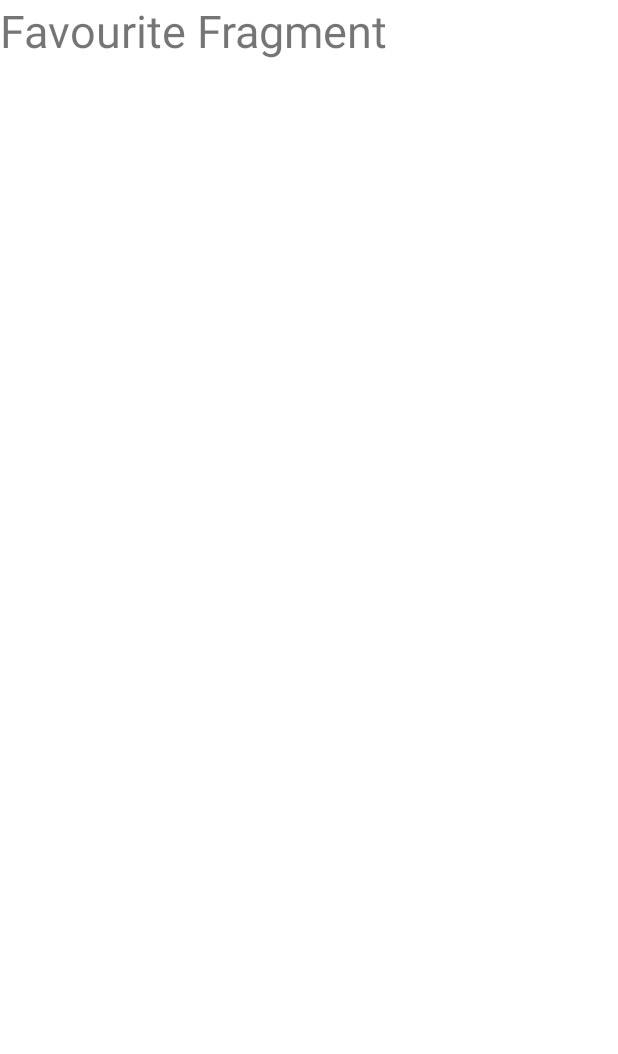
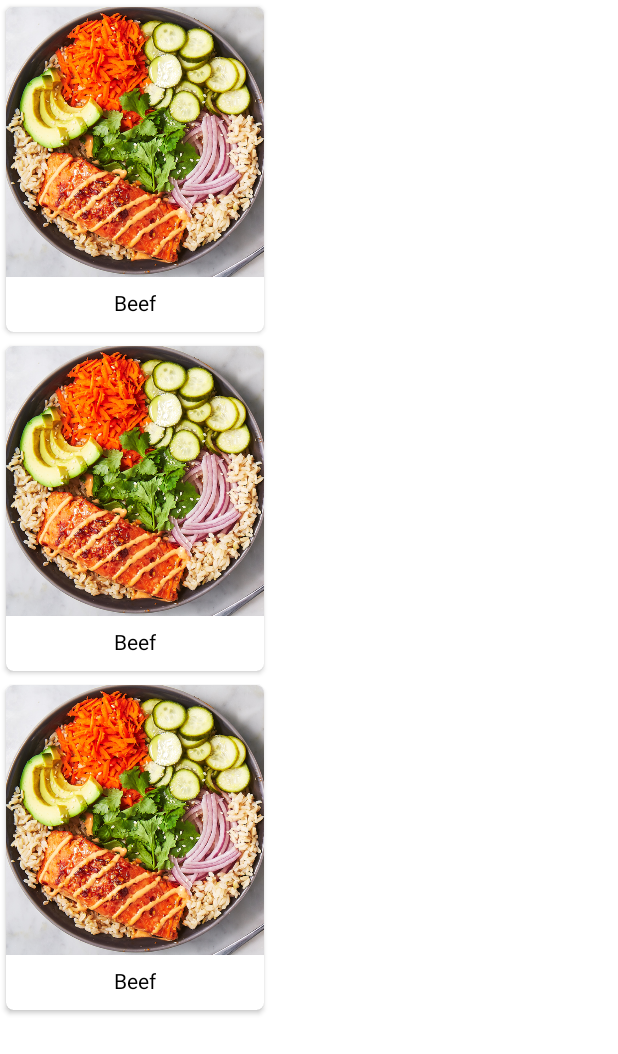
Before and after one commit to vswebspace871/MVVMRetrofitCoroutineFoodApp, an Android app: the layout fragment_favourite.xml on its own in the app's theme, with its tools: preview values and no code run, on a phone screen of 412 x 824 dp. Shown: the top 1054 px of the screen. Run offline under Robolectric (Android 15) with nearby library versions, the phone set to English and light mode, and no system bars; network calls fail.

Commit message:
Favourite Meal added and saved in room

```diff
--- a/app/src/main/java/com/example/mvvmretrofitcoroutinefoodapp/db/MealDao.kt
+++ b/app/src/main/java/com/example/mvvmretrofitcoroutinefoodapp/db/MealDao.kt
@@ -18,6 +18,6 @@ interface MealDao {
     suspend fun deleteMeal(meal: Meal)
 
     @Query("Select * From meal_information")
-    fun getAllMeals() : LiveData<List<Meal>>
+    fun getAllMeals() : List<Meal>
 
 }
--- /dev/null
+++ b/app/src/main/res/layout/fav_meal_card.xml
@@ -0,0 +1,39 @@
+<?xml version="1.0" encoding="utf-8"?>
+<androidx.cardview.widget.CardView xmlns:android="http://schemas.android.com/apk/res/android"
+    android:layout_width="180dp"
+    android:layout_height="wrap_content"
+    xmlns:app="http://schemas.android.com/apk/res-auto"
+    app:elevation="10dp"
+    app:cardCornerRadius="5dp"
+    app:cardUseCompatPadding="true">
+    <androidx.constraintlayout.widget.ConstraintLayout
+        android:layout_width="match_parent"
+        android:layout_height="match_parent">
+
+        <ImageView
+            android:id="@+id/img_fav_meal"
+            android:layout_width="match_parent"
+            android:layout_height="180dp"
+            android:scaleType="centerCrop"
+            app:layout_constraintEnd_toEndOf="parent"
+            app:layout_constraintHorizontal_bias="0.301"
+            app:layout_constraintLeft_toLeftOf="parent"
+            app:layout_constraintStart_toStartOf="parent"
+            app:layout_constraintTop_toTopOf="parent"
+            android:src="@drawable/mealtest"/>
+
+        <TextView
+            android:id="@+id/tv_fav_meal_name"
+            android:layout_width="wrap_content"
+            android:layout_height="wrap_content"
+            app:layout_constraintTop_toBottomOf="@+id/img_fav_meal"
+            app:layout_constraintStart_toStartOf="@+id/img_fav_meal"
+            app:layout_constraintEnd_toEndOf="@id/img_fav_meal"
+            app:layout_constraintBottom_toBottomOf="parent"
+            android:layout_marginTop="7dp"
+            android:textColor="@color/black"
+            android:text="Beef"
+            android:layout_marginBottom="10dp"
+            />
+    </androidx.constraintlayout.widget.ConstraintLayout>
+</androidx.cardview.widget.CardView>
--- a/app/src/main/res/layout/fragment_favourite.xml
+++ b/app/src/main/res/layout/fragment_favourite.xml
@@ -1,15 +1,35 @@
 <?xml version="1.0" encoding="utf-8"?>
-<FrameLayout xmlns:android="http://schemas.android.com/apk/res/android"
+<androidx.constraintlayout.widget.ConstraintLayout xmlns:android="http://schemas.android.com/apk/res/android"
     xmlns:tools="http://schemas.android.com/tools"
     android:layout_width="match_parent"
     android:layout_height="match_parent"
-    tools:context=".fragments.FavouriteFragment">
+    xmlns:app="http://schemas.android.com/apk/res-auto"
+    tools:context=".activities.MainActivity">
 
-    <!-- TODO: Update blank fragment layout -->
     <TextView
+        android:id="@+id/tv_fav_empty"
+        android:layout_width="wrap_content"
+        android:layout_height="wrap_content"
+        android:textSize="20sp"
+        android:textColor="@color/accent"
+        android:text="No Favorites Yet... "
+        app:layout_constraintTop_toTopOf="parent"
+        app:layout_constraintStart_toStartOf="parent"
+        app:layout_constraintEnd_toEndOf="parent"
+        android:visibility="gone"
+        app:layout_constraintBottom_toBottomOf="parent"/>
+
+    <androidx.recyclerview.widget.RecyclerView
+        android:id="@+id/fav_rec_view"
         android:layout_width="match_parent"
         android:layout_height="match_parent"
-        android:text="Favourite Fragment"
-        android:textSize="30sp"  />
+        tools:listitem="@layout/fav_meal_card"
+        app:layout_constraintTop_toTopOf="parent"
+        app:layout_constraintStart_toStartOf="parent"
+        app:layout_constraintEnd_toEndOf="parent"
+        app:layout_constraintBottom_toBottomOf="parent"
+        />
 
-</FrameLayout>
+
+
+</androidx.constraintlayout.widget.ConstraintLayout>
```
Also changed, not shown: app/src/main/java/com/example/mvvmretrofitcoroutinefoodapp/activities/MainActivity.kt (+8 -0 lines), app/src/main/java/com/example/mvvmretrofitcoroutinefoodapp/adapters/FavouriteMealAdapter.kt (added, +53 -0 lines), app/src/main/java/com/example/mvvmretrofitcoroutinefoodapp/fragments/FavouriteFragment.kt (+77 -4 lines), app/src/main/java/com/example/mvvmretrofitcoroutinefoodapp/viewmodel/FavouriteViewModel.kt (added, +27 -0 lines), app/src/main/java/com/example/mvvmretrofitcoroutinefoodapp/viewmodel/FavouriteViewModelFactory.kt (added, +11 -0 lines).
